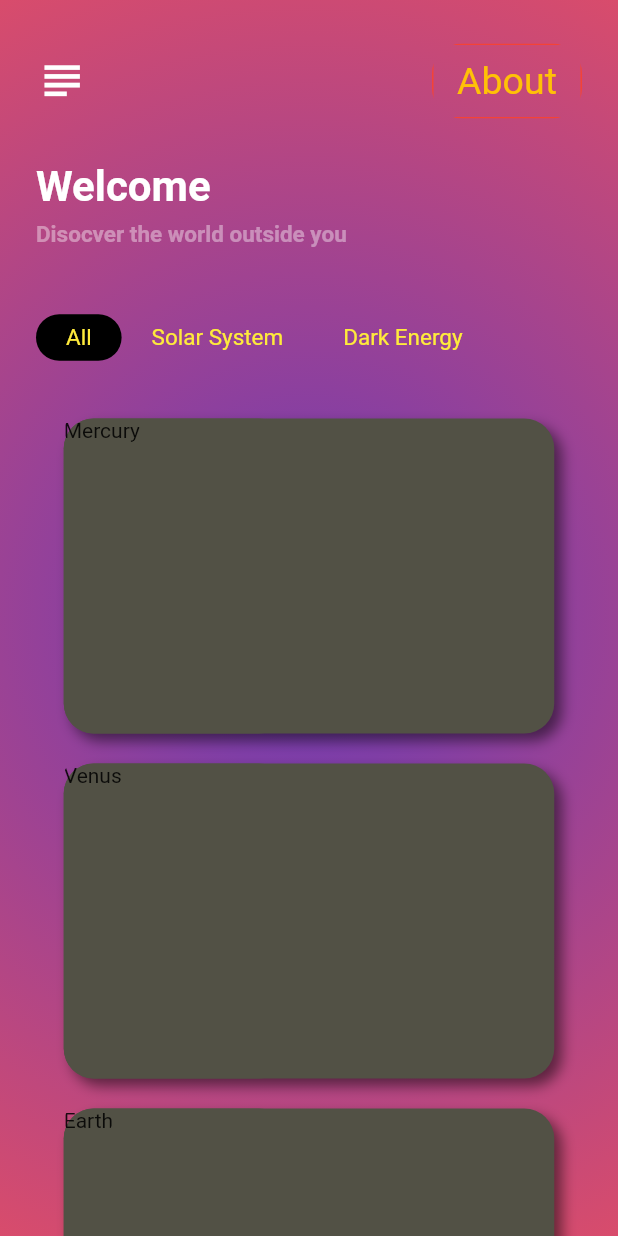
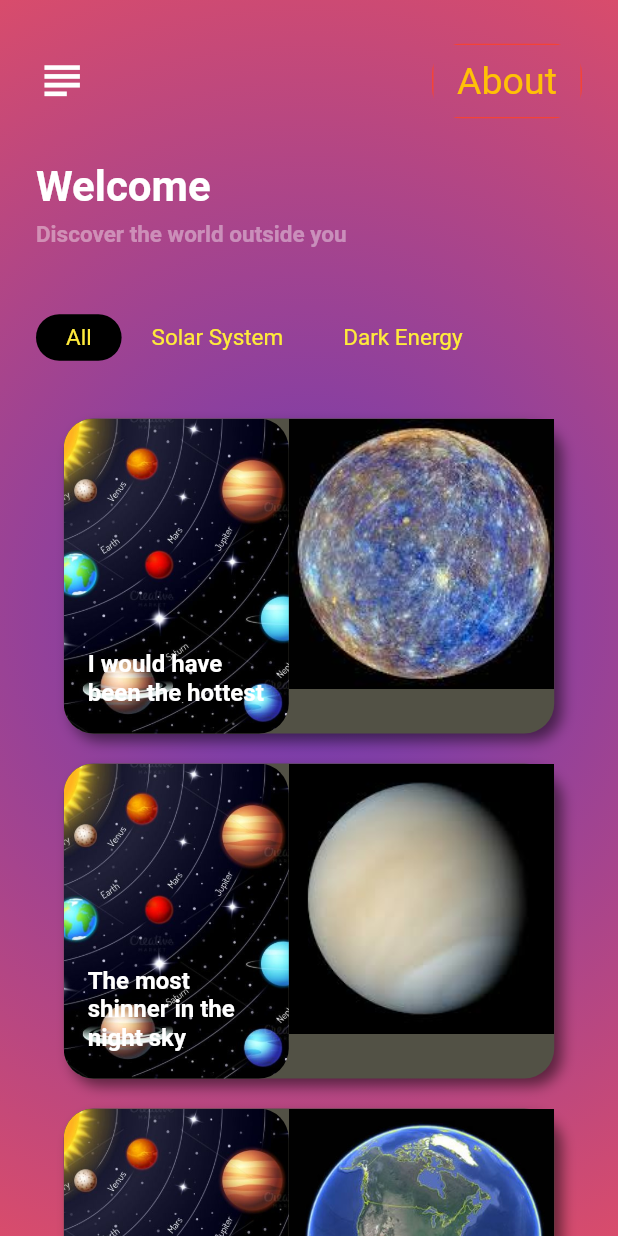
Before and after one commit to Rohit-RA-2020/Universe-App, a Flutter app: the screen it shows after launch, on a phone screen of 412 x 824 dp. Run offline on Flutter 3.47's test engine with Material 2 defaults, Android fonts, the phone set to English and light mode, and no system bars; our stand-ins replace simple_animations.

Commit message:
Viewing corresponding Planet img in ListView

```diff
--- a/lib/home.dart
+++ b/lib/home.dart
@@ -3,6 +3,7 @@ import 'package:flutter/services.dart';
 import 'package:universe/fadeAnimation.dart';
 import 'dart:convert';
 import 'package:universe/models/itemsModel.dart';
+import 'package:universe/pages/celestialCard.dart';
 
 class Home extends StatefulWidget {
   @override
@@ -126,7 +127,7 @@ class _HomeState extends State<Home> {
                           crossAxisAlignment: CrossAxisAlignment.start,
                           children: <Widget>[
                             Text(
-                              'Disocver the world outside you',
+                              'Discover the world outside you',
                               textAlign: TextAlign.start,
                               style: TextStyle(
                                   fontSize: 15,
@@ -197,6 +198,9 @@ class _HomeState extends State<Home> {
                           child: CelestialCard(
                             heroTag: heroTag,
                             name: celestial.name,
+                            img: celestial.imag,
+                            tagline: celestial.tagline,
+                            map: celestial.map,
                           ),
                         );
                       },
@@ -211,65 +215,3 @@ class _HomeState extends State<Home> {
     );
   }
 }
-
-class CelestialCard extends StatefulWidget {
-  final String heroTag;
-  final String name;
-
-  const CelestialCard({Key key, this.heroTag, this.name}) : super(key: key);
-
-  @override
-  _CelestialCardState createState() => _CelestialCardState(name);
-}
-
-class _CelestialCardState extends State<CelestialCard> {
-  final String name;
-
-  _CelestialCardState(this.name);
-  @override
-  Widget build(BuildContext context) {
-    return Center(
-      child: GestureDetector(
-        onTap: () {},
-        child: Container(
-          height: 210,
-          width: 327,
-          margin: EdgeInsets.only(bottom: 20),
-          decoration: BoxDecoration(
-              color: Color(0xFF525145),
-              boxShadow: [
-                BoxShadow(
-                  color: Colors.black.withOpacity(0.5),
-                  offset: Offset(5, 5),
-                  blurRadius: 7,
-                )
-              ],
-              borderRadius: BorderRadius.all(Radius.circular(20))),
-          child: Stack(
-            children: <Widget>[
-              Align(
-                alignment: Alignment.centerLeft,
-                child: Container(
-                  height: 210,
-                  width: 150,
-                  decoration: BoxDecoration(
-                    color: Color(0xFF525145),
-                    borderRadius: BorderRadius.all(Radius.circular(20)),
-                  ),
-                  child: Stack(
-                    children: <Widget>[
-                      ClipRRect(
-                        borderRadius: BorderRadius.all(Radius.circular(20)),
-                        child: Text(name),
-                      )
-                    ],
-                  ),
-                ),
-              )
-            ],
-          ),
-        ),
-      ),
-    );
-  }
-}
--- a/lib/pages/celestialCard.dart
+++ b/lib/pages/celestialCard.dart
@@ -3,14 +3,27 @@ import 'package:flutter/cupertino.dart';
 
 class CelestialCard extends StatefulWidget {
   final String heroTag;
+  final String name;
+  final String img;
+  final String map;
+  final String tagline;
 
-  const CelestialCard({Key key, this.heroTag}) : super(key: key);
+  const CelestialCard(
+      {Key key, this.heroTag, this.name, this.img, this.map, this.tagline})
+      : super(key: key);
 
   @override
-  _CelestialCardState createState() => _CelestialCardState();
+  _CelestialCardState createState() =>
+      _CelestialCardState(name, img, map, tagline);
 }
 
 class _CelestialCardState extends State<CelestialCard> {
+  final String name;
+  final String img;
+  final String map;
+  final String tagline;
+
+  _CelestialCardState(this.name, this.img, this.map, this.tagline);
   @override
   Widget build(BuildContext context) {
     return Center(
@@ -29,6 +42,62 @@ class _CelestialCardState extends State<CelestialCard> {
                   blurRadius: 7,
                 )
               ],
+              borderRadius: BorderRadius.all(Radius.circular(20))),
+          child: Stack(
+            children: <Widget>[
+              Align(
+                alignment: Alignment.centerLeft,
+                child: Container(
+                  height: 210,
+                  width: 150,
+                  decoration: BoxDecoration(
+                    color: Color(0xFF525145),
+                    borderRadius: BorderRadius.all(Radius.circular(20)),
+                  ),
+                  child: Stack(
+                    children: <Widget>[
+                      ClipRRect(
+                        borderRadius: BorderRadius.all(Radius.circular(20)),
+                        child: Image.asset(
+                          map,
+                          height: 210,
+                          width: 150,
+                          fit: BoxFit.cover,
+                        ),
+                      ),
+                      Align(
+                        alignment: Alignment.bottomLeft,
+                        child: Padding(
+                          padding: EdgeInsets.only(
+                            left: 16,
+                            right: 16,
+                            bottom: 18,
+                          ),
+                          child: Text(
+                            tagline,
+                            style: TextStyle(
+                              fontSize: 16,
+                              fontWeight: FontWeight.bold,
+                              color: Colors.white,
+                            ),
+                          ),
+                        ),
+                      ),
+                    ],
+                  ),
+                ),
+              ),
+              Positioned(
+                left: 150,
+                child: Image.asset(
+                  img,
+                  alignment: Alignment.center,
+                  fit: BoxFit.fitHeight,
+                  height: 180,
+                  width: 180,
+                ),
+              )
+            ],
           ),
         ),
       ),
--- a/pubspec.yaml
+++ b/pubspec.yaml
@@ -49,7 +49,8 @@ flutter:
   # To add assets to your application, add an assets section, like this:
   assets:
     - assets/files/cosmos.json
-    - assets/images
+    - assets/images/earth.jpg
+    - assets/images/
 
   # An image asset can refer to one or more resolution-specific "variants", see
   # https://flutter.dev/assets-and-images/#resolution-aware.
```
Also changed, not shown: flutter_01.png (added). Lines whose indentation alone changed are shown as unchanged.
